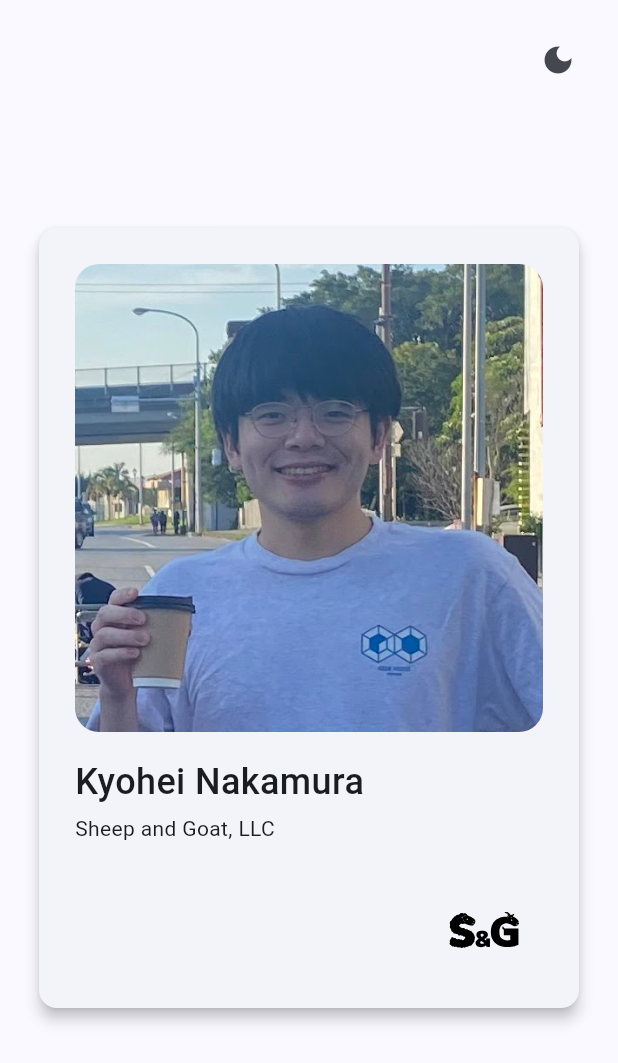
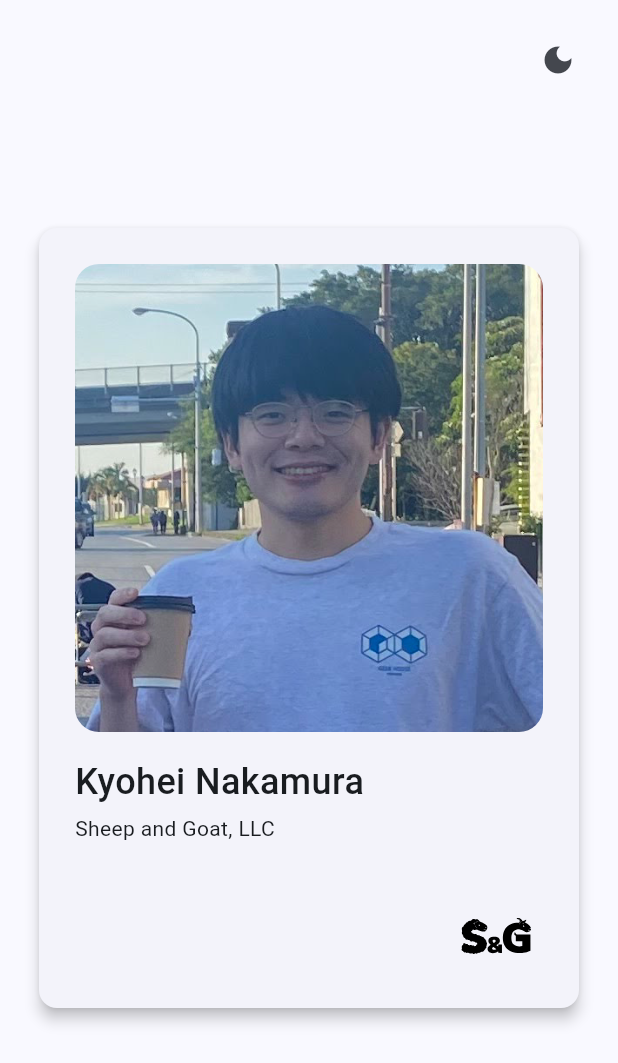
Before and after one commit to KyoheiNakamura/website, a Flutter app: the screen it shows after launch, on a phone screen of 412 x 824 dp. Shown: the top 1063 px of the screen. Run offline on Flutter 3.47's test engine with Material 3 defaults, Android fonts, the phone set to English and light mode, and no system bars; our stand-ins replace flutter_svg, hooks_riverpod, riverpod_annotation, shared_preferences; generated files the repository leaves out were written again.

Commit message:
fix: SaGLogo ボタンの padding を小さくした

```diff
--- a/lib/home.dart
+++ b/lib/home.dart
@@ -100,7 +100,6 @@ class SaGLogo extends HookConsumerWidget {
       target: LinkTarget.blank,
       builder: (context, followLink) => IconButton(
         onPressed: followLink,
-        padding: const EdgeInsets.all(16),
         icon: ThemeBuilder(
           builder: (context, brightness) => SvgPicture.asset(
             brightness == Brightness.light
```
